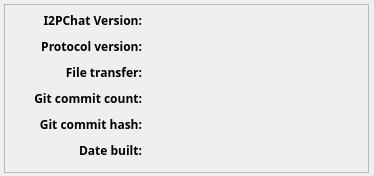
The window that src/gui/form_about.ui (vituperative/i2pchat) describes before a commit, drawn with Qt 5.
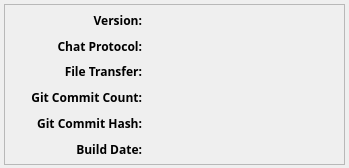
The same window after the commit. Icons and pictures are not drawn.

Commit message: About dialog tweaks

The edit to the form file:
```diff
--- a/src/gui/form_about.ui
+++ b/src/gui/form_about.ui
@@ -9,8 +9,8 @@
    <rect>
     <x>0</x>
     <y>0</y>
-    <width>374</width>
-    <height>176</height>
+    <width>349</width>
+    <height>168</height>
    </rect>
   </property>
   <property name="sizePolicy">
@@ -21,14 +21,14 @@
   </property>
   <property name="minimumSize">
    <size>
-    <width>374</width>
-    <height>176</height>
+    <width>349</width>
+    <height>168</height>
    </size>
   </property>
   <property name="maximumSize">
    <size>
-    <width>374</width>
-    <height>176</height>
+    <width>349</width>
+    <height>168</height>
    </size>
   </property>
   <property name="sizeIncrement">
@@ -60,8 +60,8 @@
     <rect>
      <x>4</x>
      <y>4</y>
-     <width>365</width>
-     <height>169</height>
+     <width>341</width>
+     <height>161</height>
     </rect>
    </property>
    <property name="frameShape">
@@ -75,8 +75,8 @@
      <rect>
       <x>4</x>
       <y>4</y>
-      <width>357</width>
-      <height>161</height>
+      <width>333</width>
+      <height>153</height>
      </rect>
     </property>
     <layout class="QGridLayout" name="gridLayout_2" columnstretch="0,10">
@@ -115,7 +115,7 @@
         </font>
        </property>
        <property name="text">
-        <string>I2PChat Version:</string>
+        <string>Version:</string>
        </property>
        <property name="alignment">
         <set>Qt::AlignRight|Qt::AlignTrailing|Qt::AlignVCenter</set>
@@ -170,7 +170,7 @@
         </font>
        </property>
        <property name="text">
-        <string>Protocol version:</string>
+        <string>Chat Protocol:</string>
        </property>
        <property name="alignment">
         <set>Qt::AlignRight|Qt::AlignTrailing|Qt::AlignVCenter</set>
@@ -209,7 +209,7 @@
         </font>
        </property>
        <property name="text">
-        <string>File transfer:</string>
+        <string>File Transfer:</string>
        </property>
        <property name="alignment">
         <set>Qt::AlignRight|Qt::AlignTrailing|Qt::AlignVCenter</set>
@@ -264,7 +264,7 @@
         </font>
        </property>
        <property name="text">
-        <string>Git commit count:</string>
+        <string>Git Commit Count:</string>
        </property>
        <property name="alignment">
         <set>Qt::AlignRight|Qt::AlignTrailing|Qt::AlignVCenter</set>
@@ -345,7 +345,7 @@
         </font>
        </property>
        <property name="text">
-        <string>Git commit hash:</string>
+        <string>Git Commit Hash:</string>
        </property>
        <property name="alignment">
         <set>Qt::AlignRight|Qt::AlignTrailing|Qt::AlignVCenter</set>
@@ -384,7 +384,7 @@
         </font>
        </property>
        <property name="text">
-        <string>Date built:</string>
+        <string>Build Date:</string>
        </property>
        <property name="alignment">
         <set>Qt::AlignRight|Qt::AlignTrailing|Qt::AlignVCenter</set>
```
Left out of the diff: 2 changed lines with no effect on the pictures.
